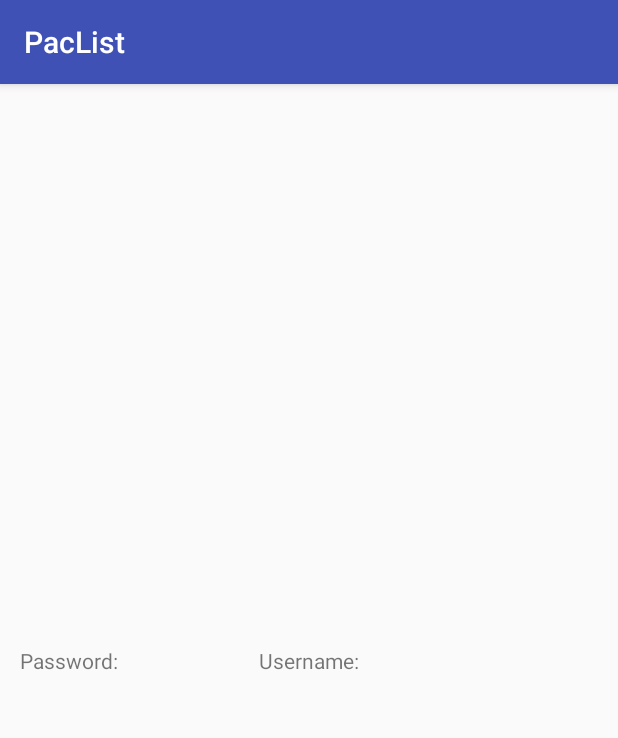
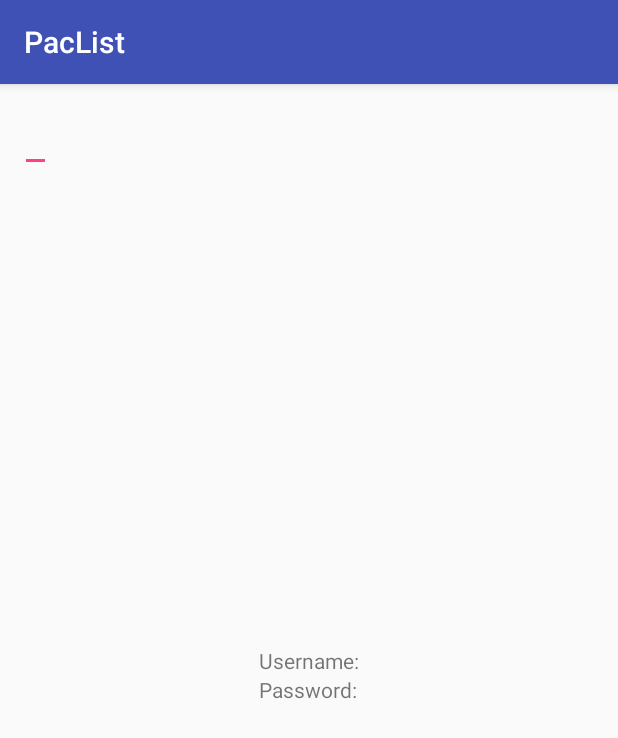
Before and after one commit to Radvendii/PacList-Android, an Android app: the screen it shows after launch (MainActivity), on a phone screen of 412 x 824 dp. Shown: the top 738 px of the screen. Run offline under Robolectric (Android 15) with nearby library versions, the phone set to English and light mode, and no system bars.

Commit message:
edit fields

```diff
--- a/app/src/main/res/layout/activity_main.xml
+++ b/app/src/main/res/layout/activity_main.xml
@@ -11,10 +11,10 @@
   tools:context=".MainActivity">
 
   <TextView
+    android:id="@+id/username_text"
     android:layout_width="wrap_content"
     android:layout_height="wrap_content"
     android:text="Username:"
-        android:id="@+id/username_text"
     app:layout_constraintBottom_toBottomOf="parent"
     app:layout_constraintLeft_toLeftOf="parent"
     app:layout_constraintRight_toRightOf="parent"
@@ -24,6 +24,13 @@
     android:layout_width="wrap_content"
     android:layout_height="wrap_content"
     android:text="Password:"
-        app:layout_constraintBottom_toBottomOf="@+id/username_text" />
+    app:layout_constraintTop_toBottomOf="@+id/username_text"
+    app:layout_constraintStart_toStartOf="@+id/username_text" />
+
+  <EditText
+    android:id="@id/username_edit"
+    android:layout_width="wrap_content"
+    android:layout_height="wrap_content"
+    app:layout_constraintStart_toEndOf="@+/username_text" />
 
   </android.support.constraint.ConstraintLayout>
```
Lines whose indentation alone changed are shown as unchanged.
